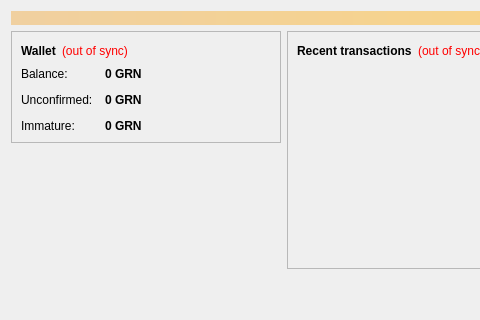
The window that src/qt/forms/overviewpage.ui (maniac83/FastCoin) describes before a commit, drawn with Qt 5; both pictures show x 0 to 480 and y 0 to 320 of the 568 by 409 pixel window.
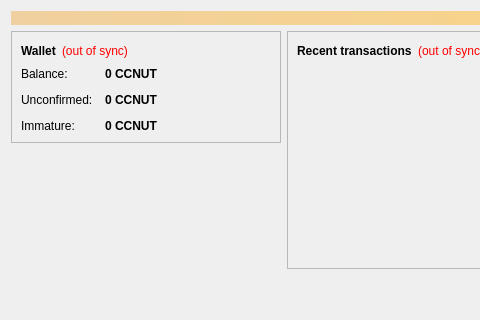
The same window after the commit. Icons and pictures are not drawn.

Diff of the .ui file:
```diff
--- a/src/qt/forms/overviewpage.ui
+++ b/src/qt/forms/overviewpage.ui
@@ -122,7 +122,7 @@
                <string>Your current balance</string>
               </property>
               <property name="text">
-               <string notr="true">0 GRN</string>
+               <string notr="true">0 CCNUT</string>
               </property>
               <property name="textInteractionFlags">
                <set>Qt::LinksAccessibleByMouse|Qt::TextSelectableByKeyboard|Qt::TextSelectableByMouse</set>
@@ -151,7 +151,7 @@
                <string>Total of transactions that have yet to be confirmed, and do not yet count toward the current balance</string>
               </property>
               <property name="text">
-               <string notr="true">0 GRN</string>
+               <string notr="true">0 CCNUT</string>
               </property>
               <property name="textInteractionFlags">
                <set>Qt::LinksAccessibleByMouse|Qt::TextSelectableByKeyboard|Qt::TextSelectableByMouse</set>
@@ -177,7 +177,7 @@
                <string>Mined balance that has not yet matured</string>
               </property>
               <property name="text">
-               <string notr="true">0 GRN</string>
+               <string notr="true">0 CCNUT</string>
               </property>
               <property name="textInteractionFlags">
                <set>Qt::LinksAccessibleByMouse|Qt::TextSelectableByKeyboard|Qt::TextSelectableByMouse</set>
```
Left out of the diff: 4 changed lines with no effect on the pictures.
